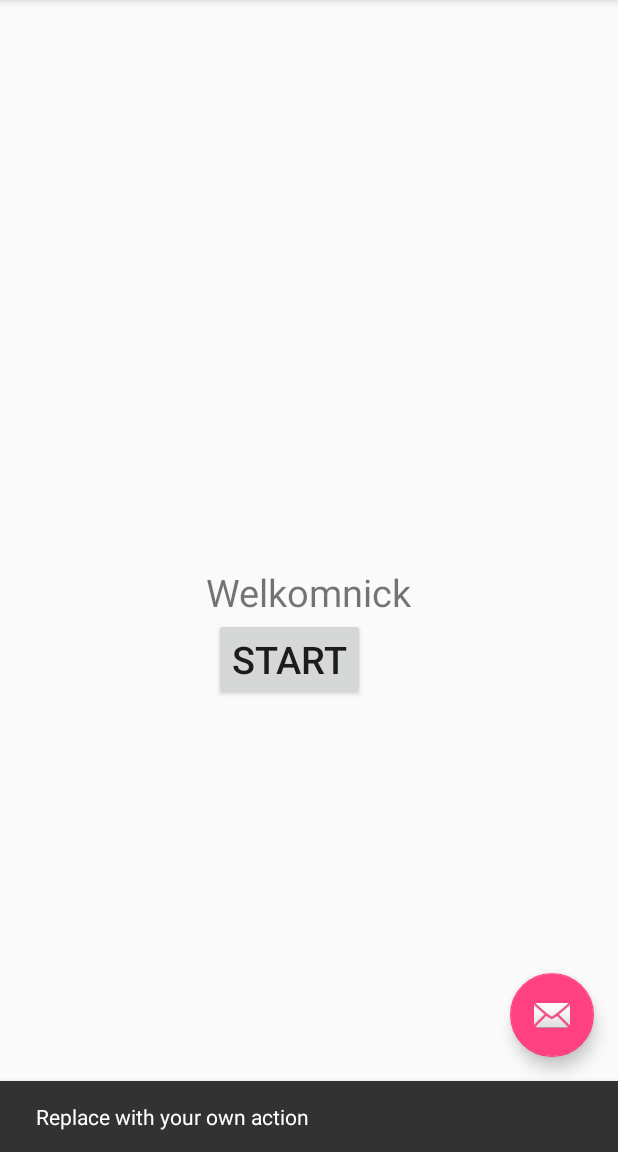
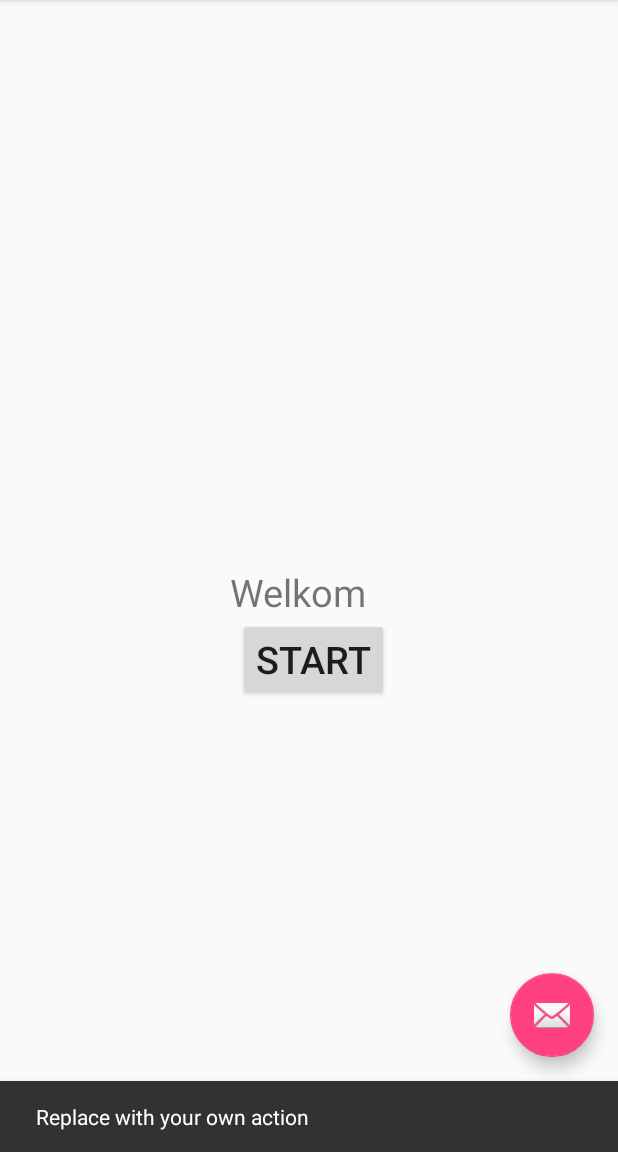
Before and after one commit to nickvandepaer/MobileDev, an Android app: the screen it shows after launch (MainActivity), after a tap on an icon or button, on a phone screen of 412 x 824 dp, the part 84-1236 px from its top. Run offline under Robolectric (Android 15) with nearby library versions, the phone set to English and light mode, and no system bars.

Commit message:
test wes

```diff
--- a/app/src/main/res/layout/content_main.xml
+++ b/app/src/main/res/layout/content_main.xml
@@ -29,7 +29,7 @@
                 android:id="@+id/welkomLbl"
                 android:layout_width="wrap_content"
                 android:layout_height="wrap_content"
-                android:text="Welkomnick"
+                android:text="Welkom"
                 android:textSize="25sp"
 
                 />
```
